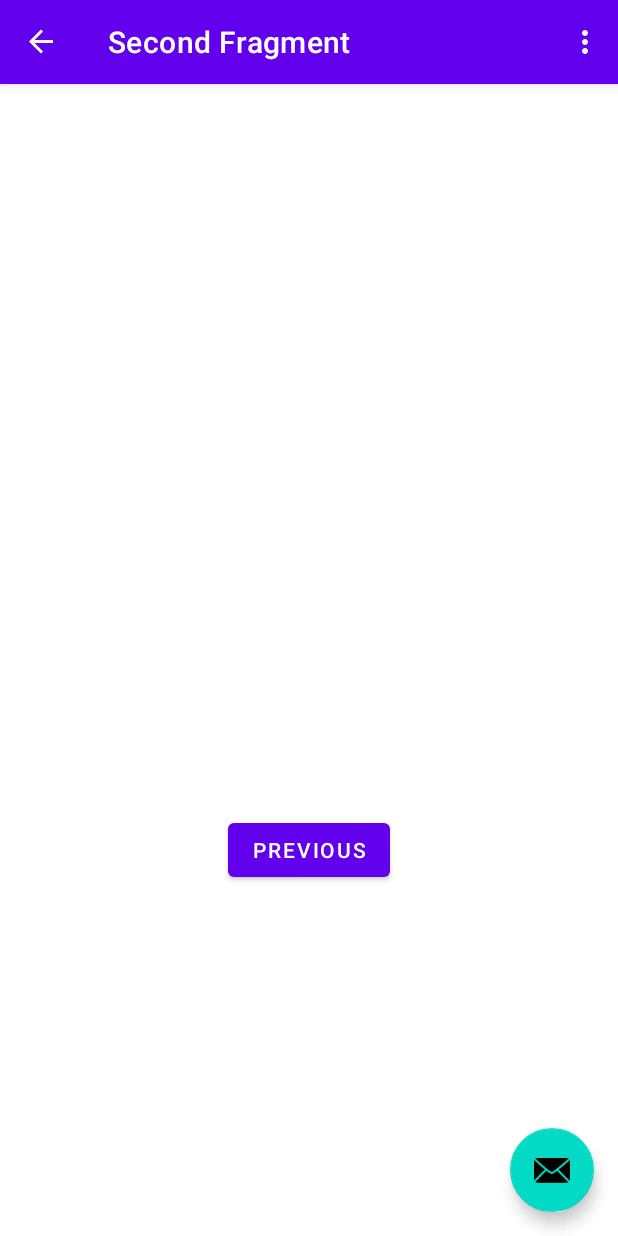
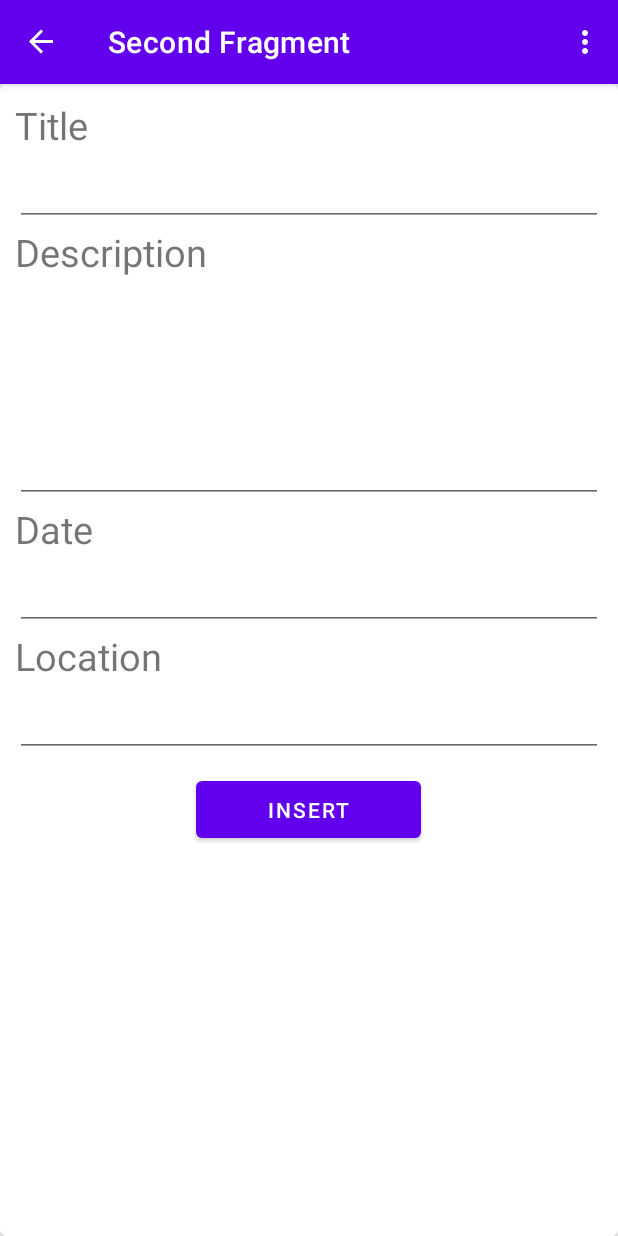
Before and after one commit to caganoduncuoglu/MemoryPalace, an Android app: the screen it shows after launch (MainActivity), after a tap on "NEXT", on a phone screen of 412 x 824 dp. Run offline under Robolectric (Android 15) with nearby library versions, the light colour scheme and no system bars; our stand-ins replace navigation-ui.

Commit message:
Created insert new memory mechanism.

```diff
--- a/app/build.gradle
+++ b/app/build.gradle
@@ -37,6 +37,8 @@ dependencies {
     implementation 'androidx.constraintlayout:constraintlayout:2.1.1'
     implementation 'androidx.navigation:navigation-fragment:2.3.5'
     implementation 'androidx.navigation:navigation-ui:2.3.5'
+    // https://mvnrepository.com/artifact/org.xerial/sqlite-jdbc
+    implementation 'org.xerial:sqlite-jdbc:3.36.0'
     testImplementation 'junit:junit:4.+'
     androidTestImplementation 'androidx.test.ext:junit:1.1.3'
     androidTestImplementation 'androidx.test.espresso:espresso-core:3.4.0'
--- a/app/src/main/java/com/atm/memoryPalace/FirstFragment.java
+++ /dev/null
@@ -1,47 +0,0 @@
-package com.atm.memoryPalace;
-
-import android.os.Bundle;
-import android.view.LayoutInflater;
-import android.view.View;
-import android.view.ViewGroup;
-
-import androidx.annotation.NonNull;
-import androidx.fragment.app.Fragment;
-import androidx.navigation.fragment.NavHostFragment;
-
-import com.atm.memoryPalace.databinding.FragmentFirstBinding;
-
-public class FirstFragment extends Fragment {
-
-    private FragmentFirstBinding binding;
-
-    @Override
-    public View onCreateView(
-            LayoutInflater inflater, ViewGroup container,
-            Bundle savedInstanceState
-    ) {
-
-        binding = FragmentFirstBinding.inflate(inflater, container, false);
-        return binding.getRoot();
-
-    }
-
-    public void onViewCreated(@NonNull View view, Bundle savedInstanceState) {
-        super.onViewCreated(view, savedInstanceState);
-
-        binding.buttonFirst.setOnClickListener(new View.OnClickListener() {
-            @Override
-            public void onClick(View view) {
-                NavHostFragment.findNavController(FirstFragment.this)
-                        .navigate(R.id.action_FirstFragment_to_SecondFragment);
-            }
-        });
-    }
-
-    @Override
-    public void onDestroyView() {
-        super.onDestroyView();
-        binding = null;
-    }
-
-}
--- /dev/null
+++ b/app/src/main/java/com/atm/memoryPalace/InsertMemoryFragment.java
@@ -0,0 +1,65 @@
+package com.atm.memoryPalace;
+
+import android.os.Bundle;
+import android.util.Log;
+import android.view.LayoutInflater;
+import android.view.View;
+import android.view.ViewGroup;
+import android.widget.EditText;
+
+import androidx.annotation.NonNull;
+import androidx.fragment.app.Fragment;
+import androidx.navigation.fragment.NavHostFragment;
+
+import com.atm.memoryPalace.databinding.InsertMemoryBinding;
+import com.atm.memoryPalace.utils.database.DatabaseHelper;
+
+public class InsertMemoryFragment extends Fragment {
+
+    private InsertMemoryBinding binding;
+    private EditText titleText;
+    private EditText descriptionText;
+    private EditText locationText;
+    private EditText dateText;
+    private DatabaseHelper databaseHelper;
+
+    @Override
+    public View onCreateView(
+            LayoutInflater inflater, ViewGroup container,
+            Bundle savedInstanceState
+    ) {
+
+        binding = InsertMemoryBinding.inflate(inflater, container, false);
+        return binding.getRoot();
+    }
+
+    public void onViewCreated(@NonNull View view, Bundle savedInstanceState) {
+        super.onViewCreated(view, savedInstanceState);
+
+        titleText = view.findViewById(R.id.memoryInsertTitleText);
+        descriptionText = view.findViewById(R.id.memoryInsertDescriptionText);
+        locationText = view.findViewById(R.id.memoryInsertLocationText);
+        dateText = view.findViewById(R.id.memoryInsertDateText);
+        databaseHelper = new DatabaseHelper(getContext());
+
+        binding.insertButton.setOnClickListener(new View.OnClickListener() {
+            @Override
+            public void onClick(View view) {
+                databaseHelper.addMemory(
+                        titleText.getText().toString(),
+                        descriptionText.getText().toString(),
+                        dateText.getText().toString(),
+                        locationText.getText().toString()
+                );
+            }
+        });
+    }
+
+
+    @Override
+    public void onDestroyView() {
+        super.onDestroyView();
+        binding = null;
+    }
+
+}
--- a/app/src/main/java/com/atm/memoryPalace/MainActivity.java
+++ b/app/src/main/java/com/atm/memoryPalace/MainActivity.java
@@ -35,14 +35,6 @@ public class MainActivity extends AppCompatActivity {
         NavController navController = Navigation.findNavController(this, R.id.nav_host_fragment_content_main);
         appBarConfiguration = new AppBarConfiguration.Builder(navController.getGraph()).build();
         NavigationUI.setupActionBarWithNavController(this, navController, appBarConfiguration);
-
-        binding.fab.setOnClickListener(new View.OnClickListener() {
-            @Override
-            public void onClick(View view) {
-                Snackbar.make(view, "Replace with your own action", Snackbar.LENGTH_LONG)
-                        .setAction("Action", null).show();
-            }
-        });
     }
 
     @Override
--- a/app/src/main/java/com/atm/memoryPalace/SecondFragment.java
+++ b/app/src/main/java/com/atm/memoryPalace/MainFragment.java
@@ -9,11 +9,11 @@ import androidx.annotation.NonNull;
 import androidx.fragment.app.Fragment;
 import androidx.navigation.fragment.NavHostFragment;
 
-import com.atm.memoryPalace.databinding.FragmentSecondBinding;
+import com.atm.memoryPalace.databinding.MainBinding;
 
-public class SecondFragment extends Fragment {
+public class MainFragment extends Fragment {
 
-    private FragmentSecondBinding binding;
+    private MainBinding binding;
 
     @Override
     public View onCreateView(
@@ -21,7 +21,7 @@ public class SecondFragment extends Fragment {
             Bundle savedInstanceState
     ) {
 
-        binding = FragmentSecondBinding.inflate(inflater, container, false);
+        binding = MainBinding.inflate(inflater, container, false);
         return binding.getRoot();
 
     }
@@ -29,11 +29,11 @@ public class SecondFragment extends Fragment {
     public void onViewCreated(@NonNull View view, Bundle savedInstanceState) {
         super.onViewCreated(view, savedInstanceState);
 
-        binding.buttonSecond.setOnClickListener(new View.OnClickListener() {
+        binding.buttonFirst.setOnClickListener(new View.OnClickListener() {
             @Override
             public void onClick(View view) {
-                NavHostFragment.findNavController(SecondFragment.this)
-                        .navigate(R.id.action_SecondFragment_to_FirstFragment);
+                NavHostFragment.findNavController(MainFragment.this)
+                        .navigate(R.id.action_FirstFragment_to_SecondFragment);
             }
         });
     }
--- a/app/src/main/res/layout/activity_main.xml
+++ b/app/src/main/res/layout/activity_main.xml
@@ -22,13 +22,4 @@
 
     <include layout="@layout/content_main" />
 
-    <com.google.android.material.floatingactionbutton.FloatingActionButton
-        android:id="@+id/fab"
-        android:layout_width="wrap_content"
-        android:layout_height="wrap_content"
-        android:layout_gravity="bottom|end"
-        android:layout_marginEnd="@dimen/fab_margin"
-        android:layout_marginBottom="16dp"
-        app:srcCompat="@android:drawable/ic_dialog_email" />
-
 </androidx.coordinatorlayout.widget.CoordinatorLayout>
--- /dev/null
+++ b/app/src/main/res/layout/insert_memory.xml
@@ -0,0 +1,104 @@
+<?xml version="1.0" encoding="utf-8"?>
+<androidx.constraintlayout.widget.ConstraintLayout xmlns:android="http://schemas.android.com/apk/res/android"
+    xmlns:app="http://schemas.android.com/apk/res-auto"
+    xmlns:tools="http://schemas.android.com/tools"
+    android:layout_width="match_parent"
+    android:layout_height="match_parent"
+    tools:context=".InsertMemoryFragment">
+
+    <TextView
+        android:id="@+id/textview_insert"
+        android:layout_width="wrap_content"
+        android:layout_height="wrap_content"
+        app:layout_constraintEnd_toEndOf="parent"
+        app:layout_constraintStart_toStartOf="parent"
+        app:layout_constraintTop_toTopOf="parent" />
+
+    <androidx.cardview.widget.CardView
+        xmlns:card_view="http://schemas.android.com/apk/res-auto"
+        android:id="@+id/card_view"
+        android:layout_gravity="center"
+        android:layout_width="match_parent"
+        android:layout_height="match_parent"
+        card_view:cardCornerRadius="4dp">
+
+        <LinearLayout
+            android:id="@+id/input_linear_layout"
+            android:layout_width="match_parent"
+            android:layout_height="match_parent"
+            android:layout_margin="10dp"
+            android:orientation="vertical"
+            android:gravity="start"
+            tools:context=".MainActivity" >
+
+            <TextView android:id="@+id/memoryInsertTitle"
+                android:layout_width="wrap_content"
+                android:layout_height="wrap_content"
+                android:text="Title"
+                android:textSize="25dp"></TextView>
+
+            <EditText
+                android:id="@+id/memoryInsertTitleText"
+                android:layout_width="match_parent"
+                android:layout_height="50dp"
+                android:inputType="text|textMultiLine"
+                android:gravity="top"/>
+
+            <TextView android:id="@+id/memoryInsertDescription"
+                android:layout_width="wrap_content"
+                android:layout_height="wrap_content"
+                android:text="Description"
+                android:textSize="25dp"></TextView>
+
+            <EditText
+                android:id="@+id/memoryInsertDescriptionText"
+                android:layout_width="match_parent"
+                android:layout_height="150dp"
+                android:inputType="text|textMultiLine"
+                android:gravity="top"/>
+
+            <TextView android:id="@+id/memoryInsertDate"
+                android:layout_width="wrap_content"
+                android:layout_height="wrap_content"
+                android:text="Date"
+                android:textSize="25dp"></TextView>
+
+            <EditText
+                android:id="@+id/memoryInsertDateText"
+                android:layout_width="match_parent"
+                android:layout_height="50dp"
+                android:inputType="text|textMultiLine"
+                android:gravity="top"/>
+
+            <TextView android:id="@+id/memoryInsertLocation"
+                android:layout_width="wrap_content"
+                android:layout_height="wrap_content"
+                android:text="Location"
+                android:textSize="25dp"></TextView>
+
+            <EditText
+                android:id="@+id/memoryInsertLocationText"
+                android:layout_width="match_parent"
+                android:layout_height="50dp"
+                android:inputType="text|textMultiLine"
+                android:gravity="top"/>
+
+            <LinearLayout
+                android:layout_width="match_parent"
+                android:layout_height="50dp"
+                android:layout_margin="10dp"
+                android:orientation="vertical"
+                android:gravity="center"
+                tools:context=".MainActivity" >
+                <Button
+                    android:id="@+id/insert_button"
+                    android:layout_width="150dp"
+                    android:layout_height="50dp"
+                    android:text="Insert"
+                    android:gravity="center"
+                    android:orientation="vertical"
+                    />
+            </LinearLayout>
+        </LinearLayout>
+    </androidx.cardview.widget.CardView>
+</androidx.constraintlayout.widget.ConstraintLayout>
--- a/app/src/main/res/layout/fragment_second.xml
+++ b/app/src/main/res/layout/main.xml
@@ -4,24 +4,25 @@
     xmlns:tools="http://schemas.android.com/tools"
     android:layout_width="match_parent"
     android:layout_height="match_parent"
-    tools:context=".SecondFragment">
+    tools:context=".MainFragment">
 
     <TextView
-        android:id="@+id/textview_second"
+        android:id="@+id/textview_first"
         android:layout_width="wrap_content"
         android:layout_height="wrap_content"
-        app:layout_constraintBottom_toTopOf="@id/button_second"
+        android:text="@string/hello_first_fragment"
+        app:layout_constraintBottom_toTopOf="@id/button_first"
         app:layout_constraintEnd_toEndOf="parent"
         app:layout_constraintStart_toStartOf="parent"
         app:layout_constraintTop_toTopOf="parent" />
 
     <Button
-        android:id="@+id/button_second"
+        android:id="@+id/button_first"
         android:layout_width="wrap_content"
         android:layout_height="wrap_content"
-        android:text="@string/previous"
+        android:text="@string/next"
         app:layout_constraintBottom_toBottomOf="parent"
         app:layout_constraintEnd_toEndOf="parent"
         app:layout_constraintStart_toStartOf="parent"
-        app:layout_constraintTop_toBottomOf="@id/textview_second" />
+        app:layout_constraintTop_toBottomOf="@id/textview_first" />
 </androidx.constraintlayout.widget.ConstraintLayout>
--- a/app/src/main/res/navigation/nav_graph.xml
+++ b/app/src/main/res/navigation/nav_graph.xml
@@ -7,9 +7,9 @@
 
     <fragment
         android:id="@+id/FirstFragment"
-        android:name="com.atm.memoryPalace.FirstFragment"
+        android:name="com.atm.memoryPalace.MainFragment"
         android:label="@string/first_fragment_label"
-        tools:layout="@layout/fragment_first">
+        tools:layout="@layout/main">
 
         <action
             android:id="@+id/action_FirstFragment_to_SecondFragment"
@@ -17,9 +17,9 @@
     </fragment>
     <fragment
         android:id="@+id/SecondFragment"
-        android:name="com.atm.memoryPalace.SecondFragment"
+        android:name="com.atm.memoryPalace.InsertMemoryFragment"
         android:label="@string/second_fragment_label"
-        tools:layout="@layout/fragment_second">
+        tools:layout="@layout/insert_memory">
 
         <action
             android:id="@+id/action_SecondFragment_to_FirstFragment"
--- a/build.gradle
+++ b/build.gradle
@@ -6,9 +6,9 @@ buildscript {
     }
     dependencies {
         classpath "com.android.tools.build:gradle:7.0.3"
-
         // NOTE: Do not place your application dependencies here; they belong
         // in the individual module build.gradle files
+
     }
 }
 
```
Also changed, not shown: app/src/main/java/com/atm/memoryPalace/entity/Memory.java (added, +81 -0 lines), app/src/main/java/com/atm/memoryPalace/utils/database/DatabaseHelper.java (added, +115 -0 lines), app/src/main/java/com/atm/memoryPalace/utils/database/TablesInfo.java (added, +18 -0 lines), app/src/main/res/layout/fragment_first.xml (deleted, +0 -28 lines).
